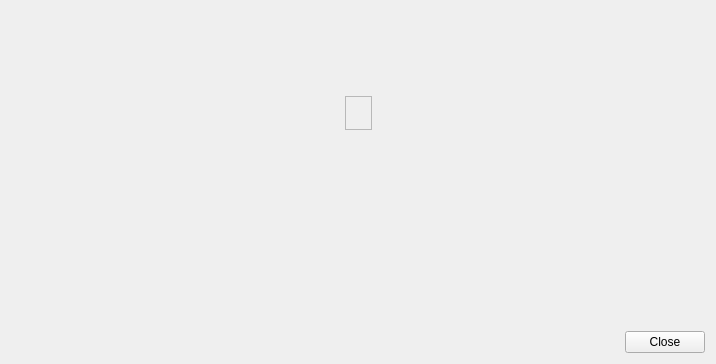
Old version of the form plugins/Commands/Dialog/dialogwidget.ui in the repository KDE/simon.
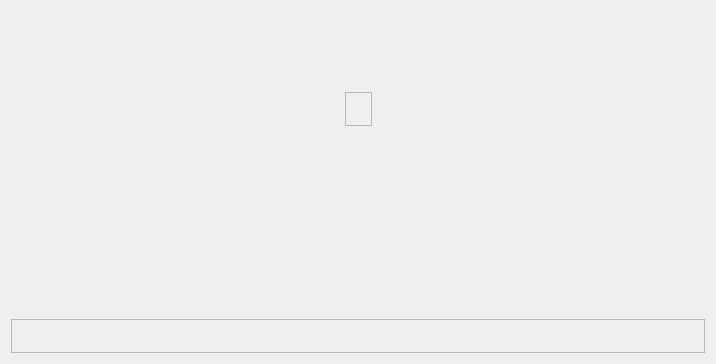
New version of the form. Custom widgets are drawn as their Qt base class.

Commit message: Warn by invalid input

```diff
--- a/plugins/Commands/Dialog/dialogwidget.ui
+++ b/plugins/Commands/Dialog/dialogwidget.ui
@@ -136,44 +136,29 @@
     </spacer>
    </item>
    <item>
-    <layout class="QHBoxLayout" name="horizontalLayout_2">
-     <item>
-      <spacer name="horizontalSpacer">
-       <property name="orientation">
-        <enum>Qt::Horizontal</enum>
-       </property>
-       <property name="sizeHint" stdset="0">
-        <size>
-         <width>40</width>
-         <height>20</height>
-        </size>
-       </property>
-      </spacer>
-     </item>
+    <widget class="QFrame" name="frmWrongInput">
+     <property name="frameShape">
+      <enum>QFrame::StyledPanel</enum>
+     </property>
+     <property name="frameShadow">
+      <enum>QFrame::Raised</enum>
+     </property>
+     <layout class="QVBoxLayout" name="verticalLayout_3">
      <item>
-      <widget class="KPushButton" name="pbClose">
-       <property name="sizePolicy">
-        <sizepolicy hsizetype="Minimum" vsizetype="Minimum">
-         <horstretch>0</horstretch>
-         <verstretch>0</verstretch>
-        </sizepolicy>
-       </property>
+       <widget class="QLabel" name="lbInvalidInput">
        <property name="text">
-        <string>Close</string>
-       </property>
+         <string/>
+        </property>
+        <property name="wordWrap">
+         <bool>true</bool>
+        </property>
       </widget>
      </item>
     </layout>
+    </widget>
    </item>
   </layout>
  </widget>
- <customwidgets>
-  <customwidget>
-   <class>KPushButton</class>
-   <extends>QPushButton</extends>
-   <header>kpushbutton.h</header>
-  </customwidget>
- </customwidgets>
  <resources/>
  <connections/>
 </ui>
```
Lines whose indentation alone changed are shown as unchanged. The commit also changes 5 other files.
